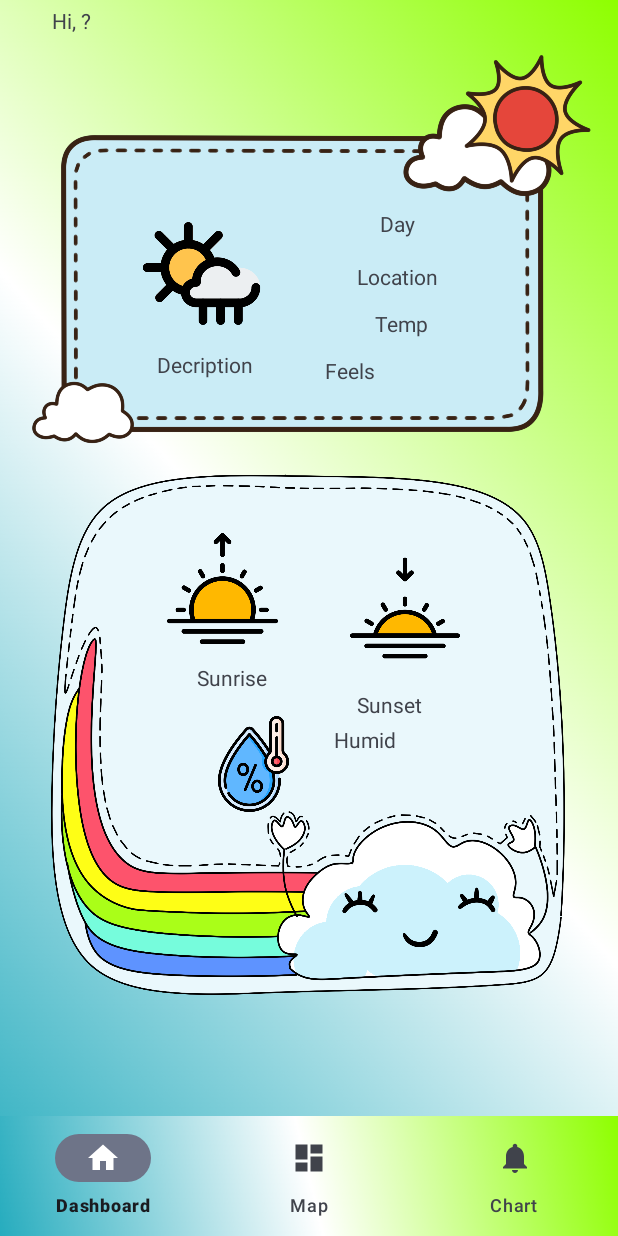
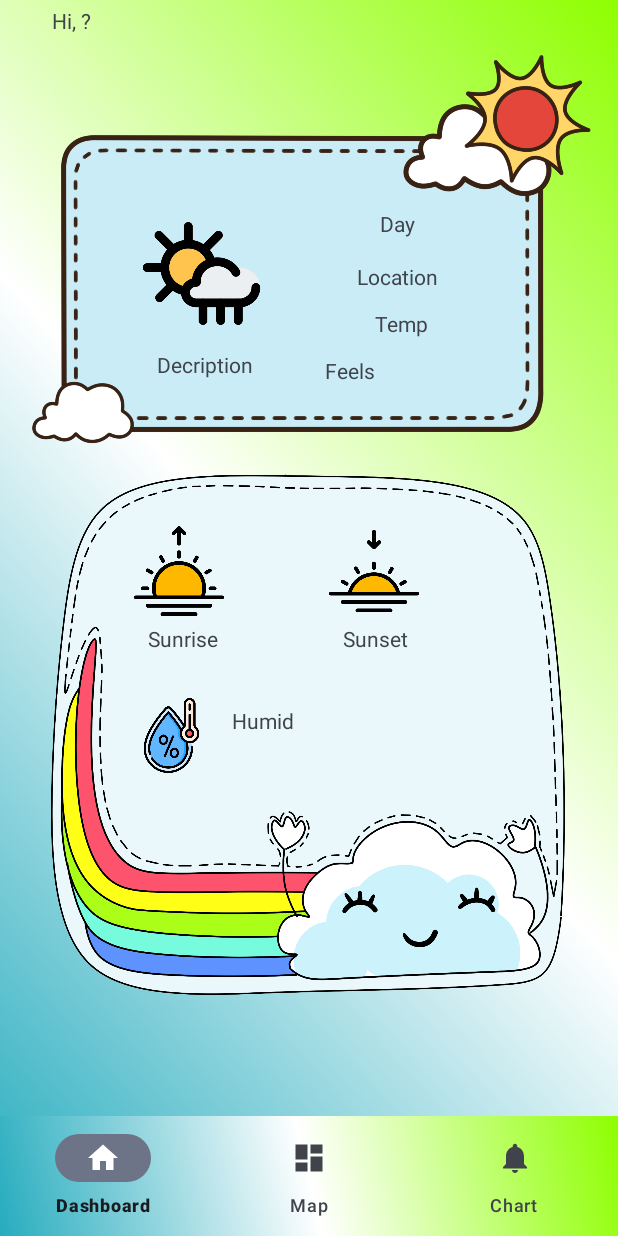
Before and after one commit to Sunsilkk/UngDung2, an Android app: the DashboardFragment screen opened directly, with no data from a screen before it, on a phone screen of 412 x 824 dp. Run offline under Robolectric (Android 15) with nearby library versions, the phone set to English and light mode, and no system bars; our stand-ins replace navigation-ui; 3 statements that could not run were skipped.

Commit message:
redesign dashboard

```diff
--- a/Wheather/app/src/main/res/layout/fragment_home.xml
+++ b/Wheather/app/src/main/res/layout/fragment_home.xml
@@ -113,10 +113,10 @@
 
     <ImageView
         android:id="@+id/humidImg"
-        android:layout_width="91dp"
-        android:layout_height="64dp"
-        android:layout_marginStart="104dp"
-        android:layout_marginTop="16dp"
+        android:layout_width="50dp"
+        android:layout_height="50dp"
+        android:layout_marginStart="70dp"
+        android:layout_marginTop="30dp"
         app:layout_constraintStart_toStartOf="@+id/border2"
         app:layout_constraintTop_toBottomOf="@+id/sunrise"
         app:srcCompat="@drawable/humidity" />
@@ -125,18 +125,18 @@
         android:id="@+id/humid"
         android:layout_width="wrap_content"
         android:layout_height="wrap_content"
-        android:layout_marginStart="8dp"
-        android:layout_marginTop="4dp"
+        android:layout_marginStart="15dp"
+        android:layout_marginTop="35dp"
         android:text="Humid"
         app:layout_constraintStart_toEndOf="@+id/humidImg"
-        app:layout_constraintTop_toBottomOf="@+id/sunset" />
+        app:layout_constraintTop_toBottomOf="@+id/sunrise" />
 
     <ImageView
         android:id="@+id/sunriseImg"
-        android:layout_width="74dp"
-        android:layout_height="91dp"
-        android:layout_marginStart="92dp"
-        android:layout_marginTop="36dp"
+        android:layout_width="60dp"
+        android:layout_height="60dp"
+        android:layout_marginStart="70dp"
+        android:layout_marginTop="40dp"
         app:layout_constraintStart_toStartOf="@+id/border2"
         app:layout_constraintTop_toTopOf="@+id/border2"
         app:srcCompat="@drawable/sunrise" />
@@ -145,18 +145,18 @@
         android:id="@+id/sunrise"
         android:layout_width="wrap_content"
         android:layout_height="wrap_content"
-        android:layout_marginStart="112dp"
-        android:layout_marginTop="4dp"
+        android:layout_marginStart="79dp"
+        android:layout_marginTop="5dp"
         android:text="Sunrise"
         app:layout_constraintStart_toStartOf="@+id/border2"
         app:layout_constraintTop_toBottomOf="@+id/sunriseImg" />
 
     <ImageView
         android:id="@+id/sunsetImg"
-        android:layout_width="73dp"
-        android:layout_height="85dp"
-        android:layout_marginStart="48dp"
-        android:layout_marginTop="52dp"
+        android:layout_width="60dp"
+        android:layout_height="60dp"
+        android:layout_marginStart="70dp"
+        android:layout_marginTop="40dp"
         app:layout_constraintStart_toEndOf="@+id/sunriseImg"
         app:layout_constraintTop_toTopOf="@+id/border2"
         app:srcCompat="@drawable/sunset" />
@@ -165,8 +165,8 @@
         android:id="@+id/sunset"
         android:layout_width="wrap_content"
         android:layout_height="wrap_content"
-        android:layout_marginStart="60dp"
-        android:layout_marginTop="12dp"
+        android:layout_marginStart="83dp"
+        android:layout_marginTop="5dp"
         android:text="Sunset"
         app:layout_constraintStart_toEndOf="@+id/sunrise"
         app:layout_constraintTop_toBottomOf="@+id/sunsetImg" />
```
